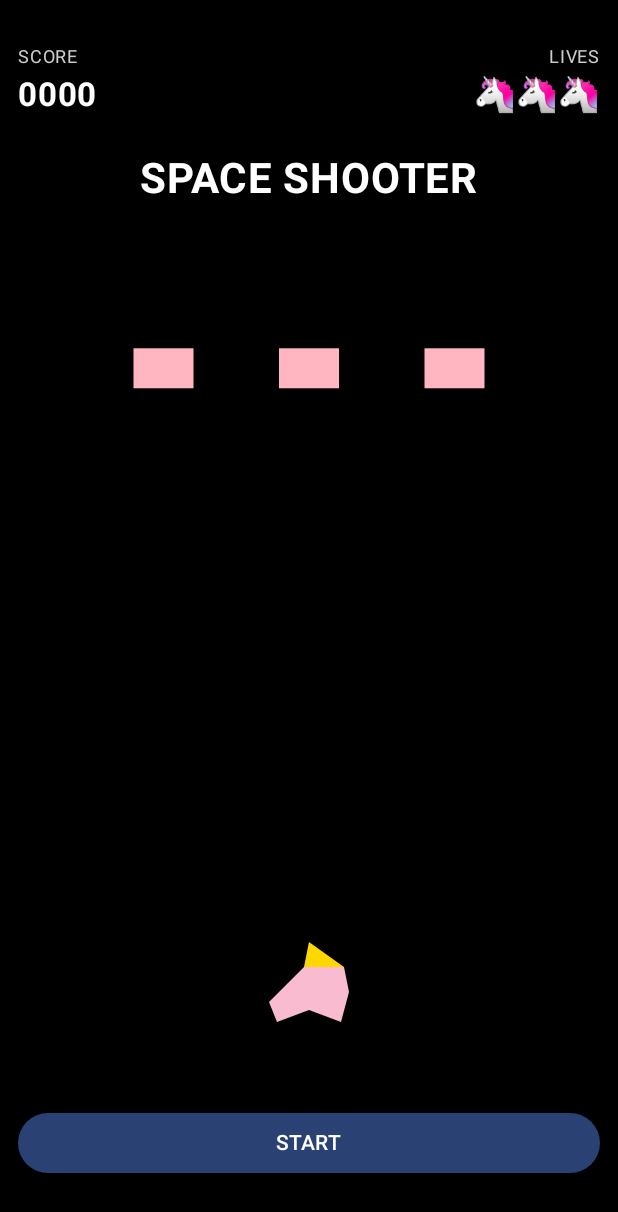
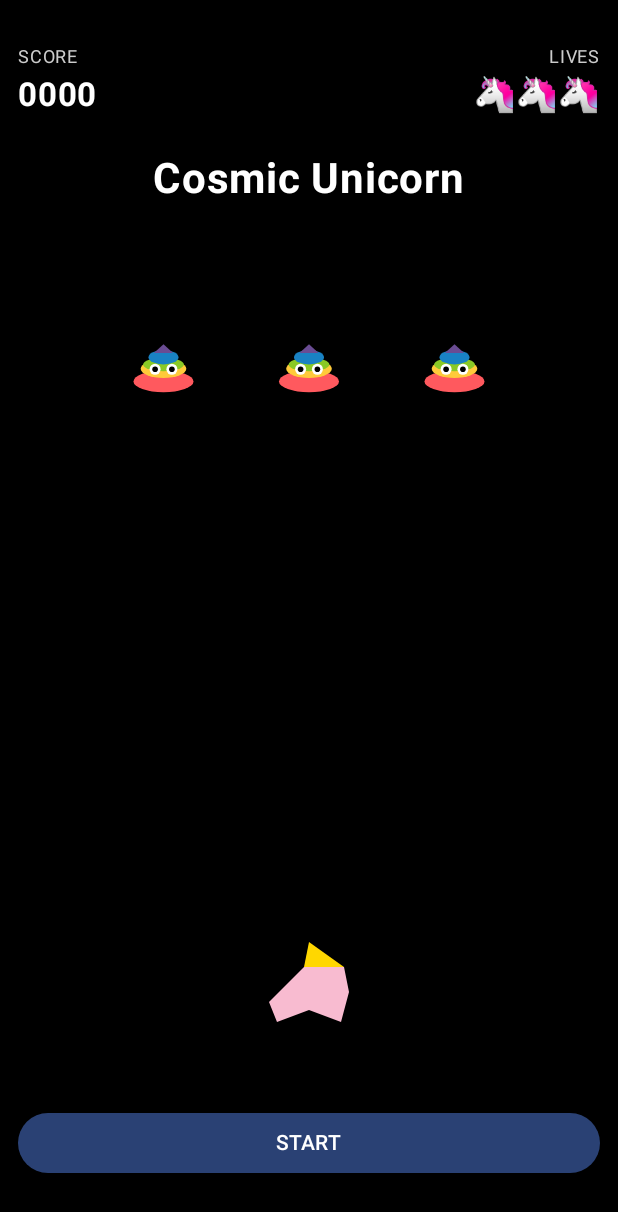
Before and after one commit to ic9355327-hash/game3315298, an Android app built with Jetpack Compose: the screen it shows after launch (MainActivity), on a phone screen of 412 x 824 dp. Shown: the top 1212 px of the screen. Run offline under Robolectric (Android 15) with nearby library versions, the phone set to English and light mode, and no system bars.

Commit message:
T-Movimiento de los enemigos

```diff
--- a/app/src/main/java/com/example/game3315298/game/GameScreen.kt
+++ b/app/src/main/java/com/example/game3315298/game/GameScreen.kt
@@ -35,7 +35,17 @@ import kotlin.math.abs
 
 // Definición de las clases de datos
 data class Enemy(val x: Float, val y: Float)
-data class Bullet(val x: Float, val y: Float)
+data class Bullet(val x: Float, val y: Float, val color: Color)
+
+private val bulletPalette = listOf(
+    Color(0xFFFF595E), // Rojo
+    Color(0xFFFFCA3A), // Amarillo
+    Color(0xFF8AC926), // Verde
+    Color(0xFF1982C4), // Azul
+    Color(0xFF6A4C93), // Morado
+    Color(0xFFFF006E), // Rosa neón
+    Color(0xFF00F5D4)  // Cian
+)
 
 @Composable
 fun GameScreen() {
@@ -61,12 +71,14 @@ fun GameScreen() {
 
     // Estado de los disparos
     var bullets by remember { mutableStateOf(listOf<Bullet>()) }
+    var bulletColorIndex by remember { mutableStateOf(0) }
 
     // Función para restaurar valores al reiniciar
     fun resetGame() {
         score = 0
         lives = 3
         bullets = emptyList()
+        bulletColorIndex = 0
         enemies = listOf(
             Enemy(x = screenWidth * 0.25f, y = screenHeight * 0.18f),
             Enemy(x = screenWidth * 0.50f, y = screenHeight * 0.18f),
@@ -92,7 +104,7 @@ fun GameScreen() {
     }
 
     // Movimiento horizontal y vertical de los enemigos
-    LaunchedEffect(Unit) {
+    /*LaunchedEffect(Unit) {
         while (true) {
             delay(30L)
             if (gameStarted && screenWidth > 0f && enemies.isNotEmpty()) {
@@ -116,6 +128,18 @@ fun GameScreen() {
 
                 enemies = enemies.map { enemy ->
                     enemy.copy(x = enemy.x + (speed * enemyDirection))
+                }
+            }
+        }
+    }*/
+
+    //Movimiento horizontal de los enemigos
+    LaunchedEffect(Unit) {
+        while (true) {
+            delay(30L)
+            if (gameStarted && screenHeight > 0f && enemies.isNotEmpty()) {
+                enemies = enemies.map { enemy ->
+                    enemy.copy(y = enemy.y + enemySpeed)
                 }
             }
         }
@@ -173,6 +197,23 @@ fun GameScreen() {
         }
     }
 
+    fun generateEnemy(): Enemy{
+        val enemyWidth = 60f
+        val randomX = kotlin.random.Random.nextFloat() *
+                (screenWidth - enemyWidth) + enemyWidth/2f
+        return Enemy(x= randomX,y=40f)
+    }
+    LaunchedEffect(gameStarted) {
+        while (gameStarted) {
+            delay(3000L)
+            if (enemies.size <= 8 && screenWidth > 0)
+            {
+                enemies += generateEnemy()
+            }
+
+        }
+    }
+
     Column(
         modifier = Modifier.fillMaxSize()
             .background(Color.Black)
@@ -217,7 +258,7 @@ fun GameScreen() {
         // El título solo aparece antes de iniciar el juego
         if (!gameStarted) {
             Text(
-                text = "SPACE SHOOTER",
+                text = "Cosmic Unicorn",
                 color = Color.White,
                 fontSize = 28.sp,
                 fontWeight = FontWeight.Bold,
@@ -228,8 +269,8 @@ fun GameScreen() {
         // Mensaje de Game Over
         if (gameOver) {
             Text(
-                text = "GAME OVER",
-                color = Color.Red,
+                text = "¡TE APLASTARON LAS CAQUITAS!",
+                color = Color.Magenta,
                 fontSize = 32.sp,
                 fontWeight = FontWeight.Bold,
                 modifier = Modifier
@@ -319,26 +360,63 @@ fun GameScreen() {
                     color = Color(0xFFFFD700)
                 )
 
-                // Dibujar enemigos en rosado claro
+                // Dibujar enemigos como caquitas arcoíris
                 enemies.forEach { enemy ->
-                    val enemyWidth = 60f
-                    val enemyHeight = 40f
-                    val lightPink = Color(0xFFFFB6C1)
+                    val w = 60f
+                    val h = 48f
+                    val left = enemy.x - w / 2f
+                    val top = enemy.y - h / 2f
 
-                    drawRect(
-                        color = lightPink,
-                        topLeft = Offset(
-                            enemy.x - enemyWidth / 2f,
-                            enemy.y - enemyHeight / 2f
-                        ),
-                        size = Size(enemyWidth, enemyHeight)
+                    // 1. Base (Rojo y Naranja)
+                    drawOval(
+                        color = Color(0xFFFF595E), // Rojo vibrante
+                        topLeft = Offset(left, top + h * 0.55f),
+                        size = Size(w, h * 0.45f)
                     )
+
+                    // 2. Nivel medio (Amarillo y Verde)
+                    drawOval(
+                        color = Color(0xFFFFCA3A), // Amarillo
+                        topLeft = Offset(left + w * 0.12f, top + h * 0.32f),
+                        size = Size(w * 0.76f, h * 0.38f)
+                    )
+                    drawOval(
+                        color = Color(0xFF8AC926), // Verde
+                        topLeft = Offset(left + w * 0.16f, top + h * 0.28f),
+                        size = Size(w * 0.68f, h * 0.28f)
+                    )
+
+                    // 3. Nivel superior (Azul)
+                    drawOval(
+                        color = Color(0xFF1982C4), // Azul
+                        topLeft = Offset(left + w * 0.25f, top + h * 0.12f),
+                        size = Size(w * 0.50f, h * 0.30f)
+                    )
+
+                    // 4. Punta clásica (Morado)
+                    val tipPath = Path().apply {
+                        moveTo(enemy.x, top) // Punta superior
+                        lineTo(enemy.x - w * 0.16f, top + h * 0.18f)
+                        lineTo(enemy.x + w * 0.16f, top + h * 0.18f)
+                        close()
+                    }
+                    drawPath(path = tipPath, color = Color(0xFF6A4C93)) // Morado
+
+                    // 5. Ojitos para darle personalidad
+                    val eyeY = top + h * 0.52f
+                    val eyeOffsetX = w * 0.14f
+                    // Fondo blanco
+                    drawCircle(Color.White, radius = 5.5f, center = Offset(enemy.x - eyeOffsetX, eyeY))
+                    drawCircle(Color.White, radius = 5.5f, center = Offset(enemy.x + eyeOffsetX, eyeY))
+                    // Pupilas negras
+                    drawCircle(Color.Black, radius = 2.8f, center = Offset(enemy.x - eyeOffsetX, eyeY))
+                    drawCircle(Color.Black, radius = 2.8f, center = Offset(enemy.x + eyeOffsetX, eyeY))
                 }
 
                 // Dibujar disparos dentro del Canvas
                 bullets.forEach { bullet ->
                     drawRect(
-                        color = Color.Green,
+                        color = bullet.color,
                         topLeft = Offset(
                             bullet.x - 4f,
                             bullet.y - 15f
@@ -376,9 +454,12 @@ fun GameScreen() {
             } else {
                 Button(
                     onClick = {
+                        val nextColor = bulletPalette[bulletColorIndex % bulletPalette.size]
+                        bulletColorIndex++
                         bullets = bullets + Bullet(
                             x = playerX,
-                            y = playerY - 40f
+                            y = playerY - 40f,
+                            color = nextColor
                         )
                     },
                     modifier = Modifier.weight(1f)
```
